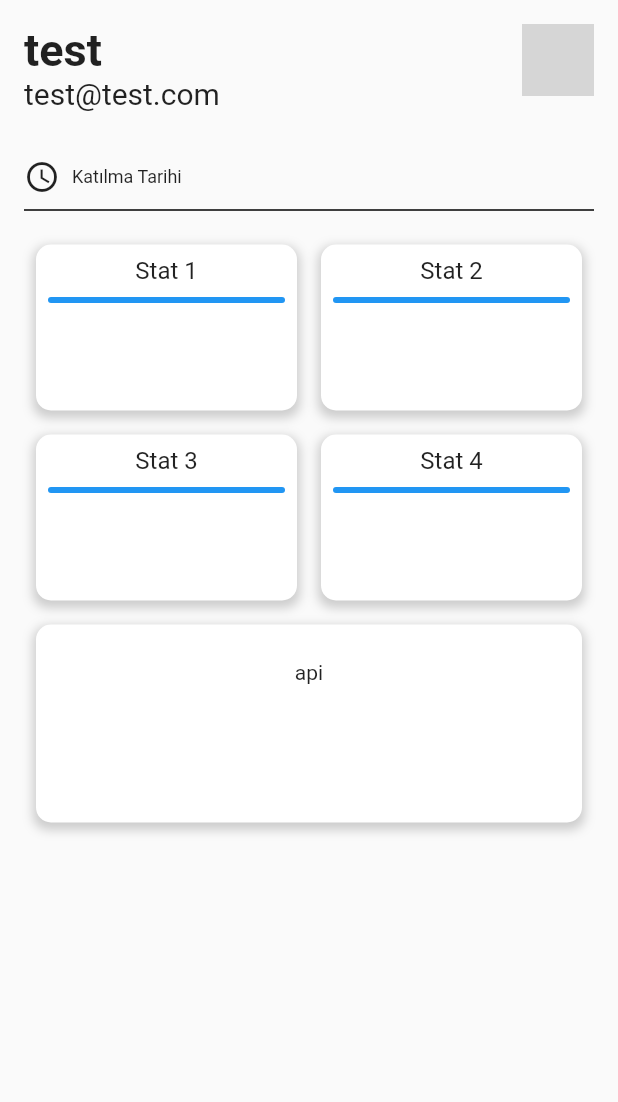
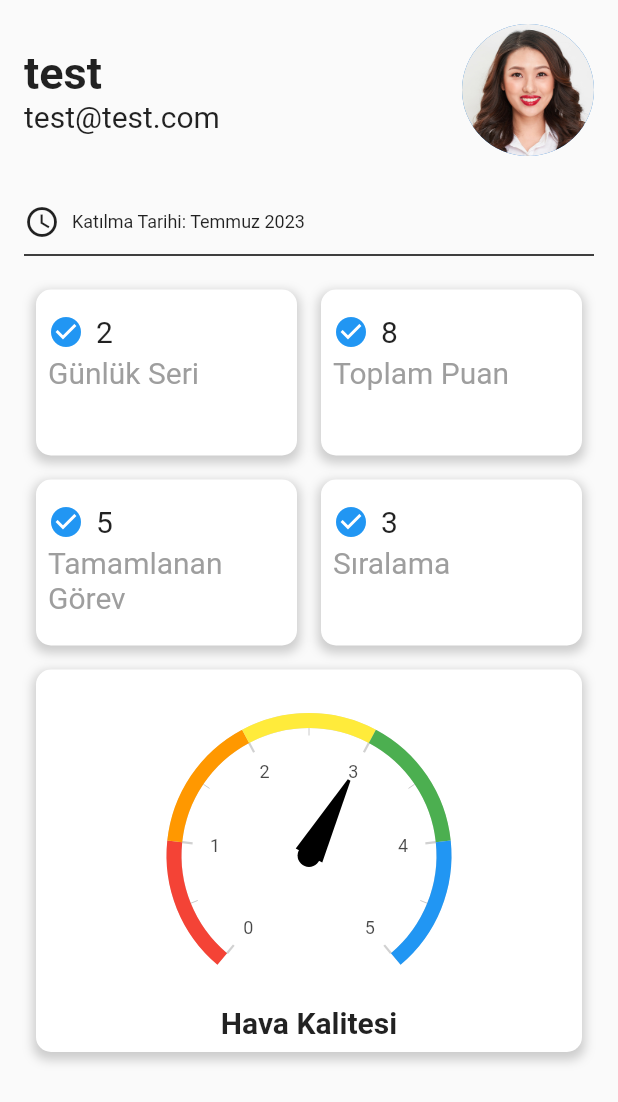
Before and after one commit to feyzasakli/ecoSave, a Flutter app: the ProfilePage screen opened directly, on a phone screen of 412 x 824 dp. Shown: the top 1102 px of the screen. Run offline on Flutter 3.47's test engine with Material 2 defaults, Android fonts, the phone set to English and light mode, and no system bars; drawn by our look-alikes of syncfusion_flutter_gauges; our stand-ins replace cloud_firestore, file_picker, firebase_auth, firebase_core, firebase_storage, flutter_typeahead and 3 more; accounts and stored records are empty; grey boxes are pictures that could not be loaded.

Commit message:
profil sayfası tasarımı
profil sayfası tasarımı tamamlandı, iremin hazırladığı api entegrasyonu sağlanacaktır

```diff
--- a/lib/screen/profile_page.dart
+++ b/lib/screen/profile_page.dart
@@ -1,4 +1,5 @@
 import 'package:flutter/material.dart';
+import 'package:syncfusion_flutter_gauges/gauges.dart';
 
 class ProfilePage extends StatefulWidget {
   final String uploadedImageUrl;
@@ -26,6 +27,7 @@ class _ProfilePageState extends State<ProfilePage> {
                     child: Column(
                       crossAxisAlignment: CrossAxisAlignment.start,
                       children: [
+                        SizedBox(height: 15,),
                         Text(
                           'test',
                           style: TextStyle(
@@ -43,8 +45,8 @@ class _ProfilePageState extends State<ProfilePage> {
                     ),
                   ),
                   CircleAvatar(
-                    radius: 24,
-                    backgroundImage: AssetImage('assets/profile_picture.png'),
+                    radius:44,
+                    backgroundImage: AssetImage('images/profile_picture.jpg'),
                   ),
                 ],
               ),
@@ -59,7 +61,7 @@ class _ProfilePageState extends State<ProfilePage> {
                       Icon(Icons.access_time),
                       SizedBox(width: 8),
                       Text(
-                        'Katılma Tarihi',
+                        'Katılma Tarihi: Temmuz 2023',
                         style: TextStyle(
                           fontSize: 12,
                         ),
@@ -81,7 +83,7 @@ class _ProfilePageState extends State<ProfilePage> {
                     childAspectRatio: 1.5, // Adjust this value to modify the height
                     children: [
                       Container(
-                        width: MediaQuery.of(context).size.width * 0.4, // Adjust the width as needed
+                        width: MediaQuery.of(context).size.width * 0.4,
                         padding: const EdgeInsets.all(8.0),
                         margin: const EdgeInsets.all(8.0),
                         decoration: BoxDecoration(
@@ -96,22 +98,32 @@ class _ProfilePageState extends State<ProfilePage> {
                             ),
                           ],
                         ),
-                        child: Column(
+                        child: const Column(
+                          crossAxisAlignment: CrossAxisAlignment.start,
                           children: [
-                            const Text('Stat 1',style: TextStyle(fontSize: 16),),
-                            const SizedBox(height: 8),
-                            Container(
-                              height: 4,
-                              decoration: BoxDecoration(
-                                color: Colors.blue,
-                                borderRadius: BorderRadius.circular(2),
-                              ),
+                            SizedBox(height: 8),
+                            Row(
+                              children: [
+                                Icon(Icons.check_circle, color: Colors.blue),
+                                SizedBox(width: 8),
+                                Text(
+                                    "2",
+                                    textAlign: TextAlign.start,
+                                    style: TextStyle(fontSize: 20)
+                                ),
+                              ],
+                            ),
+                            SizedBox(height: 4),
+                            Text(
+                              "Günlük Seri",
+                              textAlign: TextAlign.start,
+                              style: TextStyle(fontSize: 20,color: Colors.grey,),
                             ),
                           ],
                         ),
                       ),
                       Container(
-                        width: MediaQuery.of(context).size.width * 0.4, // Adjust the width as needed
+                        width: MediaQuery.of(context).size.width * 0.4,
                         padding: const EdgeInsets.all(8.0),
                         margin: const EdgeInsets.all(8.0),
                         decoration: BoxDecoration(
@@ -126,22 +138,32 @@ class _ProfilePageState extends State<ProfilePage> {
                             ),
                           ],
                         ),
-                        child: Column(
+                        child: const Column(
+                          crossAxisAlignment: CrossAxisAlignment.start,
                           children: [
-                            const Text('Stat 2',style: TextStyle(fontSize: 16),),
-                            const SizedBox(height: 8),
-                            Container(
-                              height: 4,
-                              decoration: BoxDecoration(
-                                color: Colors.blue,
-                                borderRadius: BorderRadius.circular(2),
-                              ),
+                            SizedBox(height: 8),
+                            Row(
+                              children: [
+                                Icon(Icons.check_circle, color: Colors.blue),
+                                SizedBox(width: 8),
+                                Text(
+                                    "8",
+                                    textAlign: TextAlign.start,
+                                    style: TextStyle(fontSize: 20)
+                                ),
+                              ],
+                            ),
+                            SizedBox(height: 4),
+                            Text(
+                              "Toplam Puan",
+                              textAlign: TextAlign.start,
+                              style: TextStyle(fontSize: 20,color: Colors.grey,),
                             ),
                           ],
                         ),
                       ),
                       Container(
-                        width: MediaQuery.of(context).size.width * 0.4, // Adjust the width as needed
+                        width: MediaQuery.of(context).size.width * 0.4,
                         padding: const EdgeInsets.all(8.0),
                         margin: const EdgeInsets.all(8.0),
                         decoration: BoxDecoration(
@@ -156,22 +178,32 @@ class _ProfilePageState extends State<ProfilePage> {
                             ),
                           ],
                         ),
-                        child: Column(
+                        child: const Column(
+                          crossAxisAlignment: CrossAxisAlignment.start,
                           children: [
-                            const Text('Stat 3',style: TextStyle(fontSize: 16),),
-                            const SizedBox(height: 8),
-                            Container(
-                              height: 4,
-                              decoration: BoxDecoration(
-                                color: Colors.blue,
-                                borderRadius: BorderRadius.circular(2),
-                              ),
+                            SizedBox(height: 8),
+                            Row(
+                              children: [
+                                Icon(Icons.check_circle, color: Colors.blue),
+                                SizedBox(width: 8),
+                                Text(
+                                    "5",
+                                    textAlign: TextAlign.start,
+                                    style: TextStyle(fontSize: 20)
+                                ),
+                              ],
+                            ),
+                            SizedBox(height: 4),
+                            Text(
+                              "Tamamlanan Görev",
+                              textAlign: TextAlign.start,
+                              style: TextStyle(fontSize: 20,color: Colors.grey,),
                             ),
                           ],
                         ),
                       ),
                       Container(
-                        width: MediaQuery.of(context).size.width * 0.4, // Adjust the width as needed
+                        width: MediaQuery.of(context).size.width * 0.4,
                         padding: const EdgeInsets.all(8.0),
                         margin: const EdgeInsets.all(8.0),
                         decoration: BoxDecoration(
@@ -186,16 +218,26 @@ class _ProfilePageState extends State<ProfilePage> {
                             ),
                           ],
                         ),
-                        child: Column(
+                        child: const Column(
+                          crossAxisAlignment: CrossAxisAlignment.start,
                           children: [
-                            const Text('Stat 4',style: TextStyle(fontSize: 16),),
-                            const SizedBox(height: 8),
-                            Container(
-                              height: 4,
-                              decoration: BoxDecoration(
-                                color: Colors.blue,
-                                borderRadius: BorderRadius.circular(2),
-                              ),
+                            SizedBox(height: 8),
+                            Row(
+                              children: [
+                                Icon(Icons.check_circle, color: Colors.blue),
+                                SizedBox(width: 8),
+                                Text(
+                                    "3",
+                                    textAlign: TextAlign.start,
+                                    style: TextStyle(fontSize: 20)
+                                ),
+                              ],
+                            ),
+                            SizedBox(height: 4),
+                            Text(
+                              "Sıralama",
+                              textAlign: TextAlign.start,
+                              style: TextStyle(fontSize: 20,color: Colors.grey,),
                             ),
                           ],
                         ),
@@ -222,8 +264,34 @@ class _ProfilePageState extends State<ProfilePage> {
                       children: [
                         const SizedBox(height: 16),
                         Container(
-                          height: 100, // Adjust the height as needed
-                          child: const Text("api"),
+                          alignment: Alignment.center,
+                          width: 200,
+                          height: 200,
+                          child: SfRadialGauge(
+                            axes: <RadialAxis>[
+                              RadialAxis(
+                                minimum: 0,
+                                maximum: 5,
+                                ranges: <GaugeRange>[
+                                  GaugeRange(startValue: 0, endValue: 1, color: Colors.red),
+                                  GaugeRange(startValue: 1, endValue: 2, color: Colors.orange),
+                                  GaugeRange(startValue: 2, endValue: 3, color: Colors.yellow),
+                                  GaugeRange(startValue: 3, endValue: 4, color: Colors.green),
+                                  GaugeRange(startValue: 4, endValue: 5, color: Colors.blue),
+                                ],
+                                pointers: const <GaugePointer>[
+                                  NeedlePointer(value: 3),
+                                ],
+                              ),
+                            ],
+                          ),
+                        ),
+                        const Positioned(
+                          top: 90,
+                          child: Text(
+                            'Hava Kalitesi',
+                            style: TextStyle(fontSize: 20, fontWeight: FontWeight.bold),
+                          ),
                         ),
                       ],
                     ),
```
Also changed, not shown: images/profile_picture.jpg (added).
